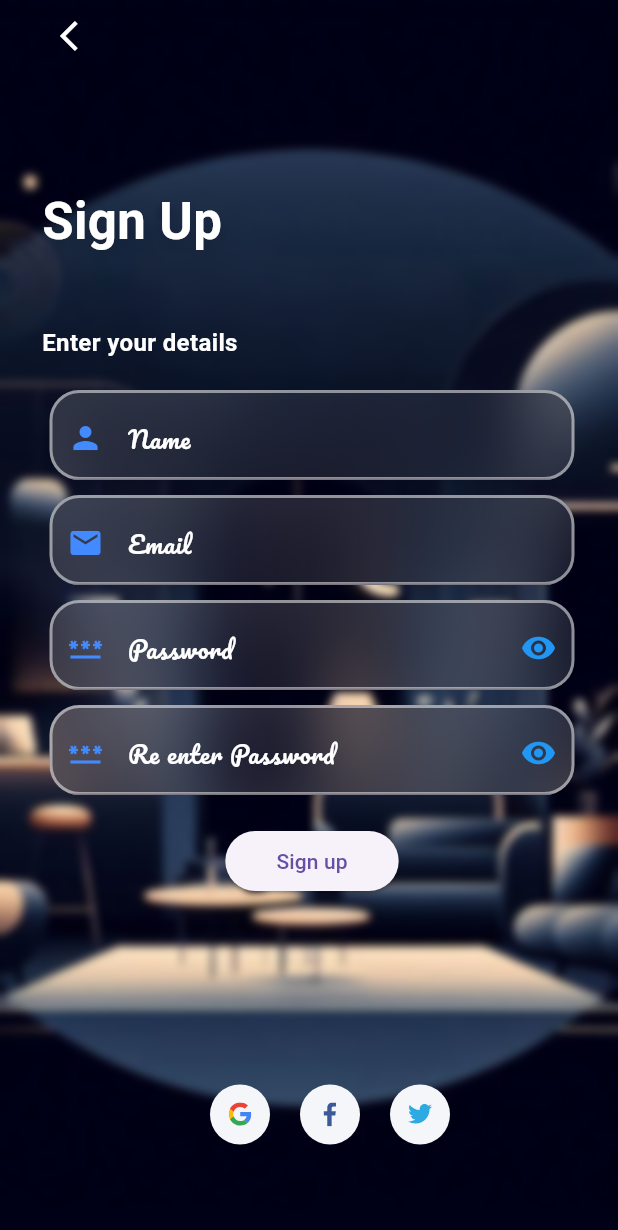
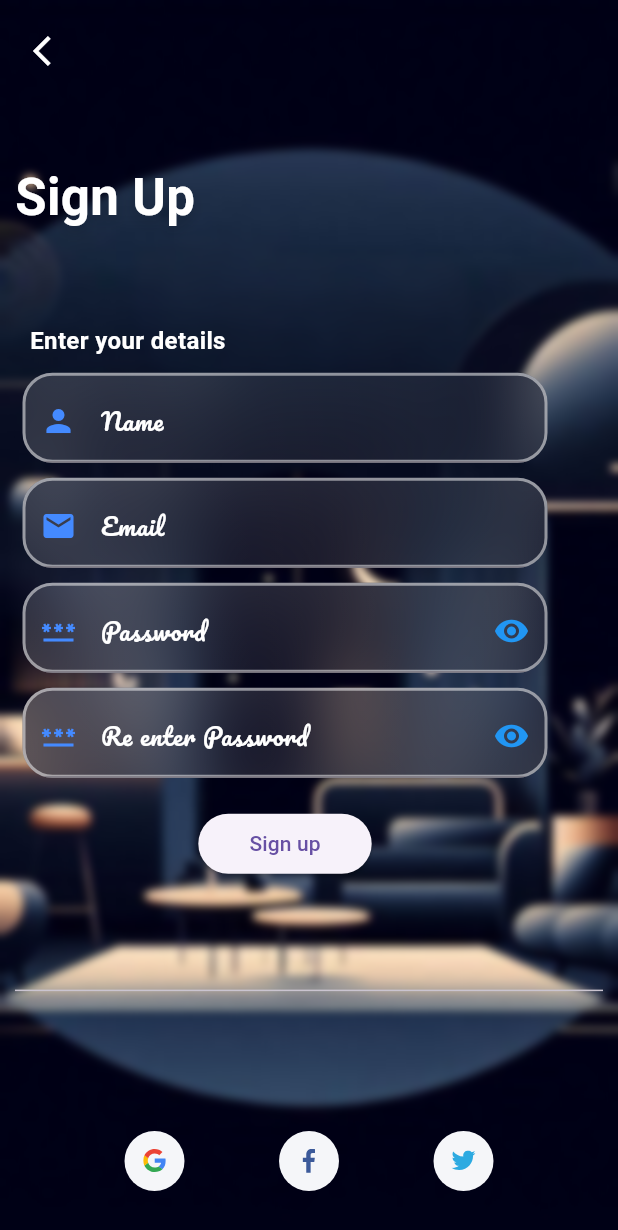
Before and after one commit to Aadithyakr/AR-interior-designer, a Flutter app: the screen it shows after launch, after a tap on "Sign Up", on a phone screen of 412 x 824 dp. Shown: the top 1230 px of the screen. Run offline on Flutter 3.47's test engine with Material 3 defaults, Android fonts, the phone set to English and light mode, and no system bars; drawn by our look-alikes of glassmorphism; our stand-ins replace equatable, firebase_auth, firebase_core, flutter_bloc, flutter_svg, google_fonts; accounts and stored records are empty; Roboto replaces fonts that are missing (Montserrat).

Commit message:
fix:eliminated sizedboxes

```diff
--- /dev/null
+++ b/lib/screens/componenets/alternate_auth_bar.dart
@@ -0,0 +1,32 @@
+import 'package:flutter/widgets.dart';
+import 'package:pro_s6/screens/sign_up.dart';
+
+class AlternateAuth extends StatelessWidget {
+  const AlternateAuth({
+    super.key,
+  });
+
+  @override
+  Widget build(BuildContext context) {
+    return Padding(
+      padding: const EdgeInsets.all(20.0),
+      child: Row(
+        mainAxisAlignment: MainAxisAlignment.spaceEvenly,
+        children: [
+          SocialCard(
+            icon: "assets/icons/google-icon.svg",
+            press: () {},
+          ),
+          SocialCard(
+            icon: "assets/icons/facebook.svg",
+            press: () {},
+          ),
+          SocialCard(
+            icon: "assets/icons/twitter.svg",
+            press: () {},
+          ),
+        ],
+      ),
+    );
+  }
+}
--- /dev/null
+++ b/lib/screens/componenets/background_image.dart
@@ -0,0 +1,25 @@
+import 'dart:ui';
+
+import 'package:flutter/material.dart';
+
+class BackgroundImage extends StatelessWidget {
+  const BackgroundImage({super.key});
+
+  @override
+  Widget build(BuildContext context) {
+    return Container(
+      decoration: const BoxDecoration(
+        image: DecorationImage(
+          image: AssetImage('assets/welcome.png'),
+          fit: BoxFit.cover,
+        ),
+      ),
+      child: BackdropFilter(
+        filter: ImageFilter.blur(sigmaX: 3.0, sigmaY: 3.0),
+        child: Container(
+          decoration: BoxDecoration(color: Colors.white.withOpacity(0.0)),
+        ),
+      ),
+    );
+  }
+}
--- a/lib/screens/sign_up.dart
+++ b/lib/screens/sign_up.dart
@@ -5,6 +5,8 @@ import 'package:google_fonts/google_fonts.dart';
 import 'package:flutter_svg/flutter_svg.dart';
 import 'package:pro_s6/constants.dart';
 import 'package:pro_s6/form_error.dart';
+import 'package:pro_s6/screens/componenets/alternate_auth_bar.dart';
+import 'package:pro_s6/screens/componenets/background_image.dart';
 
 class SignUpView extends StatefulWidget {
   const SignUpView({super.key});
@@ -30,35 +32,13 @@ class _SignUpState extends State<SignUpView> {
   }
 }
 
-class BackgroundImage extends StatelessWidget {
-  const BackgroundImage({super.key});
-
-  @override
-  Widget build(BuildContext context) {
-    return Container(
-      decoration: const BoxDecoration(
-        image: DecorationImage(
-          image: AssetImage('assets/welcome.png'),
-          fit: BoxFit.cover,
-        ),
-      ),
-      child: BackdropFilter(
-        filter: ImageFilter.blur(sigmaX: 3.0, sigmaY: 3.0),
-        child: Container(
-          decoration: BoxDecoration(color: Colors.white.withOpacity(0.0)),
-        ),
-      ),
-    );
-  }
-}
-
 class SignUpForm extends StatelessWidget {
   const SignUpForm({super.key});
 
   @override
   Widget build(BuildContext context) {
     return Padding(
-      padding: const EdgeInsets.only(left: 28.0),
+      padding: const EdgeInsets.all(10),
       child: Column(
         crossAxisAlignment: CrossAxisAlignment.start,
         children: <Widget>[
@@ -70,38 +50,13 @@ class SignUpForm extends StatelessWidget {
                 Icons.arrow_back_ios,
                 color: Colors.white,
               )),
-          const SizedBox(
-            height: 75,
-          ),
-          const SignUpTitle(),
-          const SizedBox(
-            height: 45,
-          ),
+          const Expanded(
+              child:
+                  Align(alignment: Alignment.centerLeft, child: SignUpTitle())),
           const SubTitle(),
-          const SizedBox(
-            height: 20,
-          ),
-          SignUpFields(),
-          const SizedBox(
-            height: 125,
-          ),
-          Row(
-            mainAxisAlignment: MainAxisAlignment.center,
-            children: [
-              SocialCard(
-                icon: "assets/icons/google-icon.svg",
-                press: () {},
-              ),
-              SocialCard(
-                icon: "assets/icons/facebook.svg",
-                press: () {},
-              ),
-              SocialCard(
-                icon: "assets/icons/twitter.svg",
-                press: () {},
-              ),
-            ],
-          ),
+          const SignUpFields(),
+          const Expanded(child: Divider()),
+          const AlternateAuth(),
         ],
       ),
     );
@@ -137,7 +92,7 @@ class SubTitle extends StatelessWidget {
   @override
   Widget build(BuildContext context) {
     return const Padding(
-      padding: EdgeInsets.only(right: 56.0),
+      padding: EdgeInsets.all(10),
       child: Text(
         'Enter your details',
         style: TextStyle(
--- a/lib/screens/splash_page.dart
+++ b/lib/screens/splash_page.dart
@@ -19,7 +19,7 @@ class SplashScreenState extends State<SplashScreen>
   void initState() {
     super.initState();
     controller = AnimationController(
-        duration: const Duration(milliseconds: 3500), vsync: this);
+        duration: const Duration(milliseconds: 800), vsync: this);
     opacity = Tween<double>(begin: 1.0, end: 0.0).animate(controller)
       ..addListener(() {
         setState(() {});
--- a/lib/screens/welcome_back_page.dart
+++ b/lib/screens/welcome_back_page.dart
@@ -2,6 +2,8 @@ import 'dart:ui';
 import 'package:flutter/material.dart';
 import 'package:glassmorphism/glassmorphism.dart';
 import 'package:google_fonts/google_fonts.dart';
+import 'package:pro_s6/screens/componenets/alternate_auth_bar.dart';
+import 'package:pro_s6/screens/componenets/background_image.dart';
 import 'package:pro_s6/screens/profile_page_view.dart';
 import 'package:pro_s6/screens/sign_up.dart';
 
@@ -15,34 +17,17 @@ class WelcomeBackPage extends StatefulWidget {
 class WelcomeBackPageState extends State<WelcomeBackPage> {
   @override
   Widget build(BuildContext context) {
-    return const Scaffold(
-      resizeToAvoidBottomInset: false,
-      body: Stack(
-        children: <Widget>[
-          BackgroundImage(),
-          LoginForm(),
-        ],
-      ),
-    );
-  }
-}
-
-class BackgroundImage extends StatelessWidget {
-  const BackgroundImage({super.key});
-
-  @override
-  Widget build(BuildContext context) {
-    return Container(
-      decoration: const BoxDecoration(
-        image: DecorationImage(
-          image: AssetImage('assets/welcome.png'),
-          fit: BoxFit.cover,
-        ),
-      ),
-      child: BackdropFilter(
-        filter: ImageFilter.blur(sigmaX: 3.0, sigmaY: 3.0),
-        child: Container(
-          decoration: BoxDecoration(color: Colors.white.withOpacity(0.0)),
+    final Size size = MediaQuery.of(context).size;
+    return SafeArea(
+      child: Scaffold(
+        resizeToAvoidBottomInset: false,
+        body: Stack(
+          children: <Widget>[
+            const BackgroundImage(),
+            LoginForm(
+              size: size,
+            ),
+          ],
         ),
       ),
     );
@@ -50,34 +35,29 @@ class BackgroundImage extends StatelessWidget {
 }
 
 class LoginForm extends StatelessWidget {
-  const LoginForm({super.key});
+  const LoginForm({
+    super.key,
+    required this.size,
+  });
+  final Size size;
 
   @override
   Widget build(BuildContext context) {
-    return const Padding(
-      padding: EdgeInsets.only(left: 28.0),
-      child: Column(
+    return Container(
+      height: size.height,
+      width: size.width,
+      padding: const EdgeInsets.all(10),
+      child: const Column(
         crossAxisAlignment: CrossAxisAlignment.start,
         children: <Widget>[
-          SizedBox(
-            height: 150,
-          ),
-          WelcomeBackTitle(),
-          SizedBox(
-            height: 90,
+          Expanded(
+            child: Align(
+                alignment: Alignment.centerLeft, child: WelcomeBackTitle()),
           ),
           SubTitle(),
-          SizedBox(
-            height: 20,
-          ),
           LoginFields(),
-          SizedBox(
-            height: 200,
-          ),
+          Expanded(child: AlternateAuth()),
           SignUpButton(),
-          SizedBox(
-            height: 20,
-          ),
           ForgotPassword(),
         ],
       ),
@@ -114,7 +94,7 @@ class SubTitle extends StatelessWidget {
   @override
   Widget build(BuildContext context) {
     return const Padding(
-      padding: EdgeInsets.only(right: 56.0),
+      padding: EdgeInsets.all(20),
       child: Text(
         'Login to your account',
         style: TextStyle(
@@ -239,7 +219,7 @@ class _LoginFieldsState extends State<LoginFields> {
             ElevatedButton(
               onPressed: () {
                 Navigator.of(context).push(MaterialPageRoute(
-                  builder: (context) => ProfilePageView(),
+                  builder: (context) => const ProfilePageView(),
                 ));
               },
               child: const Padding(
```
Also changed, not shown: 9 other files.
